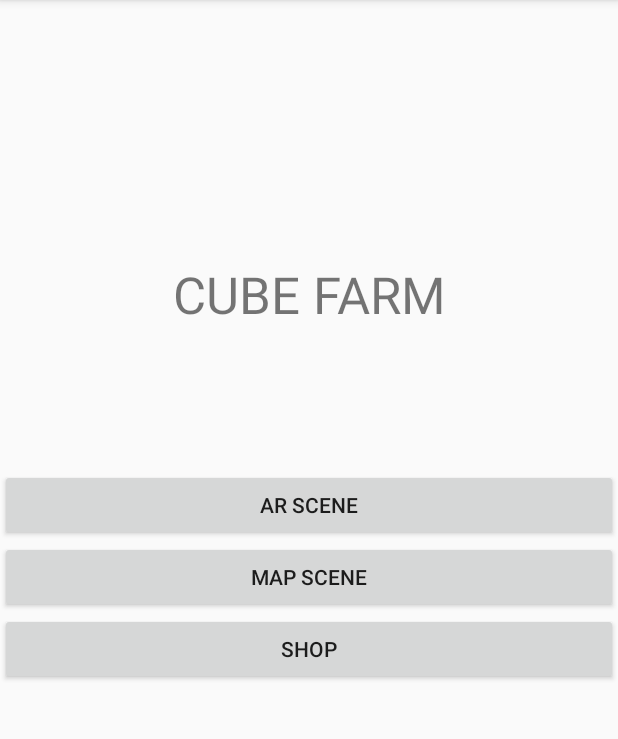
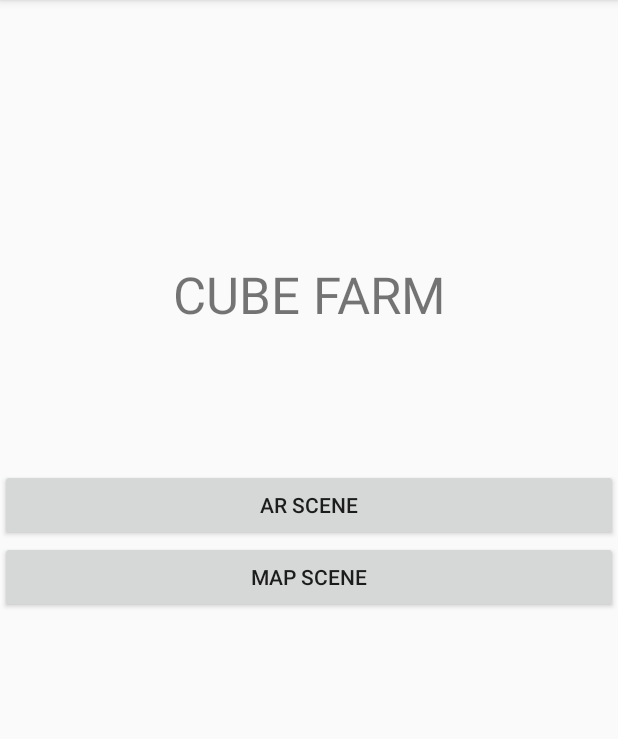
Before and after one commit to ClementineAccount/csd3156-TeamProject-group7, an Android app built with Jetpack Compose: the DebugTitleActivity screen opened directly, with no data from a screen before it, on a phone screen of 412 x 824 dp, the part 84-823 px from its top. Run offline under Robolectric (Android 15) with nearby library versions, the phone set to English and light mode, and no system bars; 3 statements that could not run were skipped.

Commit message:
shop button removed from title menu

```diff
--- a/app/src/main/res/layout/activity_debug_title.xml
+++ b/app/src/main/res/layout/activity_debug_title.xml
@@ -39,11 +39,6 @@
             android:layout_height="wrap_content"
             android:text="MAP SCENE" />
 
-        <Button
-            android:id="@+id/buttonShop"
-            android:layout_width="match_parent"
-            android:layout_height="wrap_content"
-            android:text="@string/shop_title" />
     </LinearLayout>
 
 </androidx.constraintlayout.widget.ConstraintLayout>
--- a/app/src/main/res/values/strings.xml
+++ b/app/src/main/res/values/strings.xml
@@ -42,4 +42,5 @@
     <string name="filename">data.txt</string>
     <string name="nfc_activity_title">NFC Scanner</string>
     <string name="how_to_play_use_credit_to_buy_shapes_plant_shape_to_get_more_shape">How To Play:\nUse credit to buy shapes, plant shape to get more shape.\n\nUse Shape and credits to get more shapes.Shape prices change all the time.</string>
+    <string translatable="false" name="GoogleCloudApiKey">AIzaSyA555ZrDarF796sQ2NO6yXnl6o0HlvKwoI</string>
 </resources>
```
